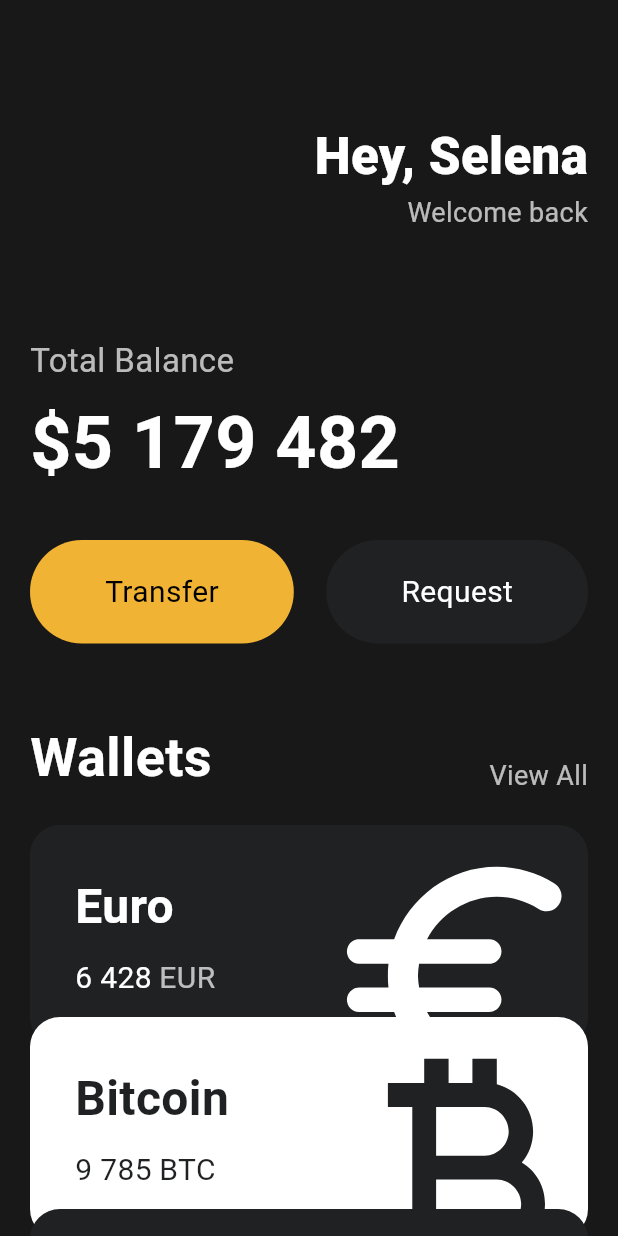
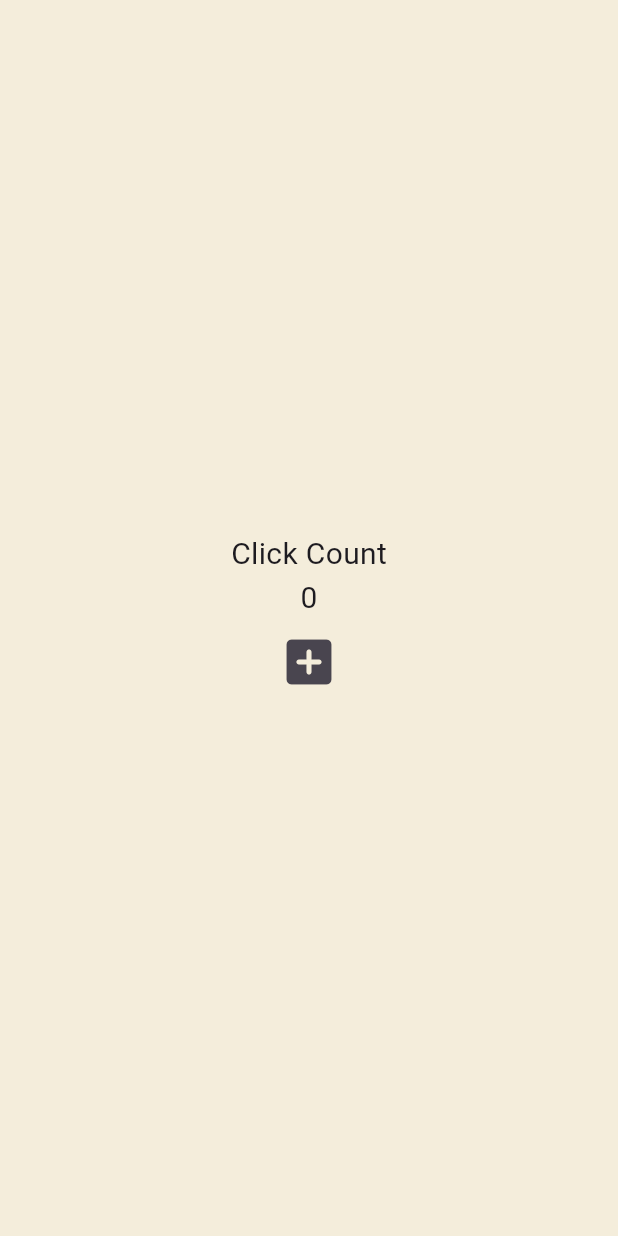
Before and after one commit to kyhyeok/toonflix, a Flutter app: the screen it shows after launch, on a phone screen of 412 x 824 dp. Run offline on Flutter 3.47's test engine with Material 3 defaults, Android fonts, the phone set to English and light mode, and no system bars.

Commit message:
Stateful Widgets #4.0 State

```diff
--- a/lib/main.dart
+++ b/lib/main.dart
@@ -1,141 +1,44 @@
 import 'package:flutter/material.dart';
-import 'package:toonflix/widgets/Button.dart';
-import 'package:toonflix/widgets/currency_card.dart';
 
 void main() {
   runApp(App());
 }
 
-class App extends StatelessWidget {
+class App extends StatefulWidget {
+  @override
+  State<App> createState() => _AppState();
+}
+
+class _AppState extends State<App> {
+  int counter = 0;
+
+  void onClicked() {
+    counter += 1;
+  }
+
   @override
   Widget build(BuildContext context) {
     return MaterialApp(
       home: Scaffold(
-        backgroundColor: Color(0xFF181818),
-        body: SingleChildScrollView(
-          child: Padding(
-            padding: EdgeInsets.symmetric(horizontal: 20),
+        backgroundColor: Color(0xFFF4EDDB),
+        body: Center(
           child: Column(
-              crossAxisAlignment: CrossAxisAlignment.start,
-              children: [
-                SizedBox(
-                  height: 80,
-                ),
-                Row(
-                  mainAxisAlignment: MainAxisAlignment.end,
-                  children: [
-                    Column(
-                      crossAxisAlignment: CrossAxisAlignment.end,
+            mainAxisAlignment: MainAxisAlignment.center,
             children: [
               Text(
-                          'Hey, Selena',
-                          style: TextStyle(
-                            color: Colors.white,
-                            fontSize: 34,
-                            fontWeight: FontWeight.w800,
-                          ),
+                'Click Count',
+                style: TextStyle(fontSize: 20),
               ),
               Text(
-                          'Welcome back',
-                          style: TextStyle(
-                            color: Colors.white.withAlpha(180),
-                            fontSize: 18,
+                '$counter',
+                style: TextStyle(fontSize: 20),
               ),
+              IconButton(
+                iconSize: 40,
+                onPressed: onClicked,
+                icon: Icon(Icons.add_box_rounded),
               ),
             ],
-                    )
-                  ],
-                ),
-                SizedBox(
-                  height: 70,
-                ),
-                Text(
-                  'Total Balance',
-                  style: TextStyle(
-                    fontSize: 22,
-                    color: Colors.white.withAlpha(180),
-                  ),
-                ),
-                SizedBox(
-                  height: 5,
-                ),
-                Text(
-                  '\$5 179 482',
-                  style: TextStyle(
-                    fontSize: 48,
-                    fontWeight: FontWeight.w600,
-                    color: Colors.white,
-                  ),
-                ),
-                SizedBox(
-                  height: 30,
-                ),
-                Row(
-                  mainAxisAlignment: MainAxisAlignment.spaceBetween,
-                  children: [
-                    const Button(
-                        text: 'Transfer',
-                        bgColor: Color(0xFFF1B333),
-                        textColor: Colors.black),
-                    const Button(
-                        text: 'Request',
-                        bgColor: Color(0xFF1F2123),
-                        textColor: Colors.white),
-                  ],
-                ),
-                SizedBox(
-                  height: 50,
-                ),
-                Row(
-                  crossAxisAlignment: CrossAxisAlignment.end,
-                  mainAxisAlignment: MainAxisAlignment.spaceBetween,
-                  children: [
-                    const Text(
-                      'Wallets',
-                      style: TextStyle(
-                        color: Colors.white,
-                        fontSize: 36,
-                        fontWeight: FontWeight.w600,
-                      ),
-                    ),
-                    Text(
-                      'View All',
-                      style: TextStyle(
-                        color: Colors.white.withAlpha(180),
-                        fontSize: 18,
-                      ),
-                    ),
-                  ],
-                ),
-                SizedBox(
-                  height: 20,
-                ),
-                CurrencyCard(
-                  name: 'Euro',
-                  code: 'EUR',
-                  amount: '6 428',
-                  icon: Icons.euro_rounded,
-                  isInverted: false,
-                  offset: Offset(0, 0),
-                ),
-                CurrencyCard(
-                  name: 'Bitcoin',
-                  code: 'BTC',
-                  amount: '9 785',
-                  icon: Icons.currency_bitcoin,
-                  isInverted: true,
-                  offset: Offset(0, -20),
-                ),
-                CurrencyCard(
-                  name: 'Dollar',
-                  code: 'USD',
-                  amount: '428',
-                  icon: Icons.amp_stories_outlined,
-                  isInverted: false,
-                  offset: Offset(0, -40),
-                ),
-              ],
-            ),
           ),
         ),
       ),
```
Lines whose indentation alone changed are shown as unchanged.
